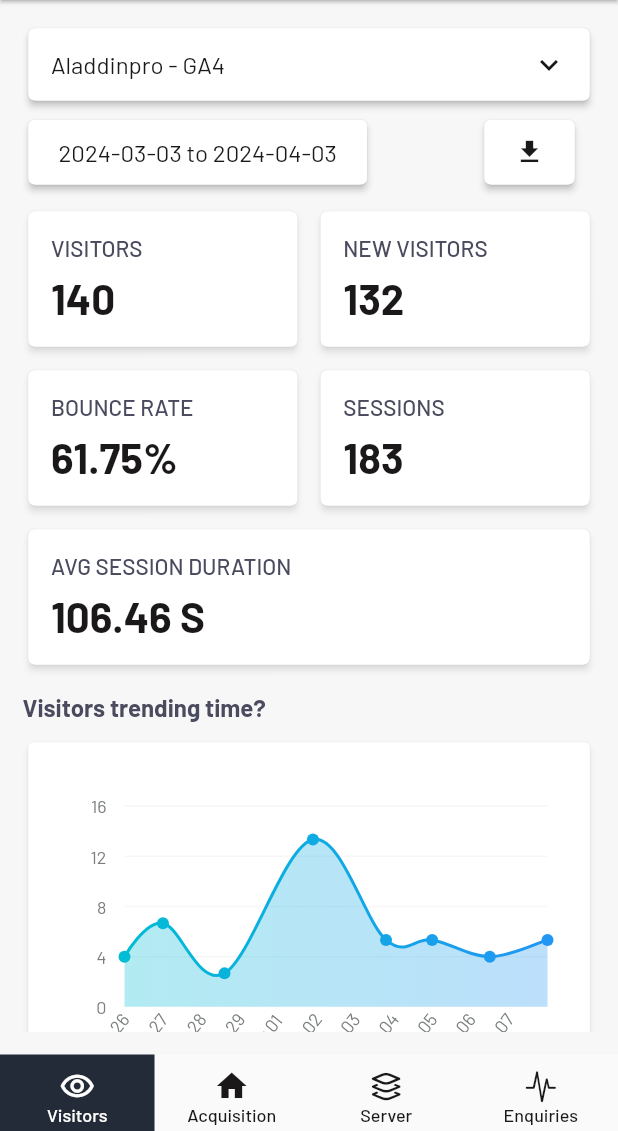
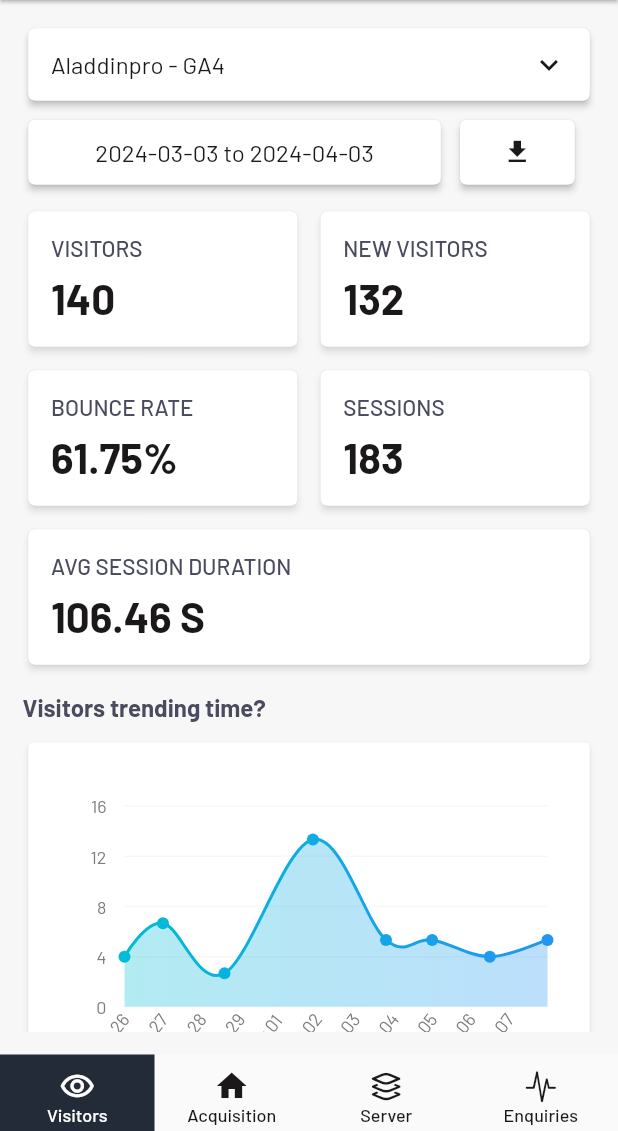
Before and after one commit to mirza-d3x/red_dog, a Flutter app: the screen it shows after launch, on a phone screen of 412 x 824 dp, the part 105-1236 px from its top. Run offline on Flutter 3.47's test engine with Material 3 defaults, Android fonts, the phone set to English and light mode, and no system bars; drawn by our look-alikes of fl_chart; our stand-ins replace charts_flutter, percent_indicator, syncfusion_flutter_charts, table_calendar; missing offline and left inert: countries_world_map.

Commit message:
editing visitors screen

```diff
--- a/lib/features/tabs/visitors_screen.dart
+++ b/lib/features/tabs/visitors_screen.dart
@@ -296,14 +296,16 @@ class _VisitorsScreenState extends State<VisitorsScreen> {
                   Row(
                     mainAxisAlignment: MainAxisAlignment.spaceBetween,
                     children: [
-                      InkWell(
+                      Expanded(
+                        flex: 3,
+                        child: InkWell(
 
                           onTap: () =>  _selectDateRange(context),
                           child: Card(
                             elevation: 2,
                             child: Container(
                               height: 43,
-                            padding: const EdgeInsets.fromLTRB(20, 5, 20, 5),
+                              // padding: const EdgeInsets.fromLTRB(20, 5, 20, 5),
                               decoration: BoxDecoration(
                                 color: whiteColor,
                                 borderRadius: BorderRadius.circular(5),
@@ -326,10 +328,13 @@ class _VisitorsScreenState extends State<VisitorsScreen> {
                             ),
                           ),
                         ),
-
-                      const SizedBox(width: 0),
-
-                      Padding(
+                      ),
+
+                      const SizedBox(width: 5),
+
+                      Expanded(
+                        flex: 1,
+                        child: Padding(
                           padding: const EdgeInsets.only(right: 10),
                           child: Card(
                             elevation: 2,
@@ -345,6 +350,7 @@ class _VisitorsScreenState extends State<VisitorsScreen> {
                                   color: blackColor,
                                   size: 20,
                                 )
+                            ),
                           ),
                         ),
                       ),
```
Lines whose indentation alone changed are shown as unchanged.
